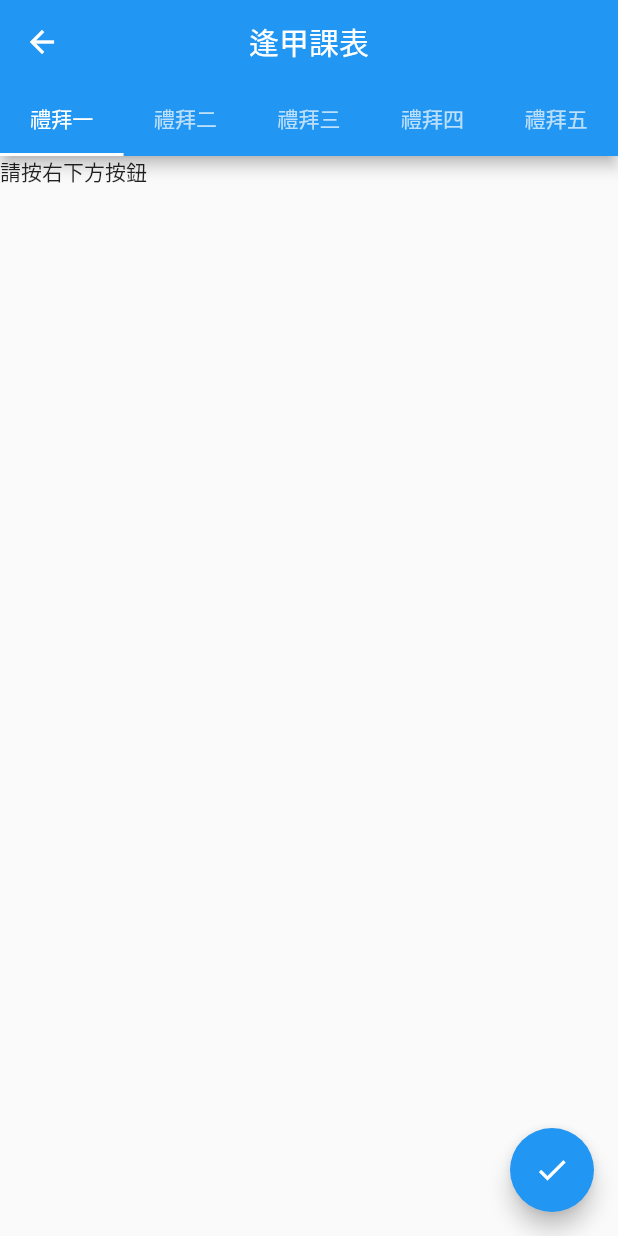
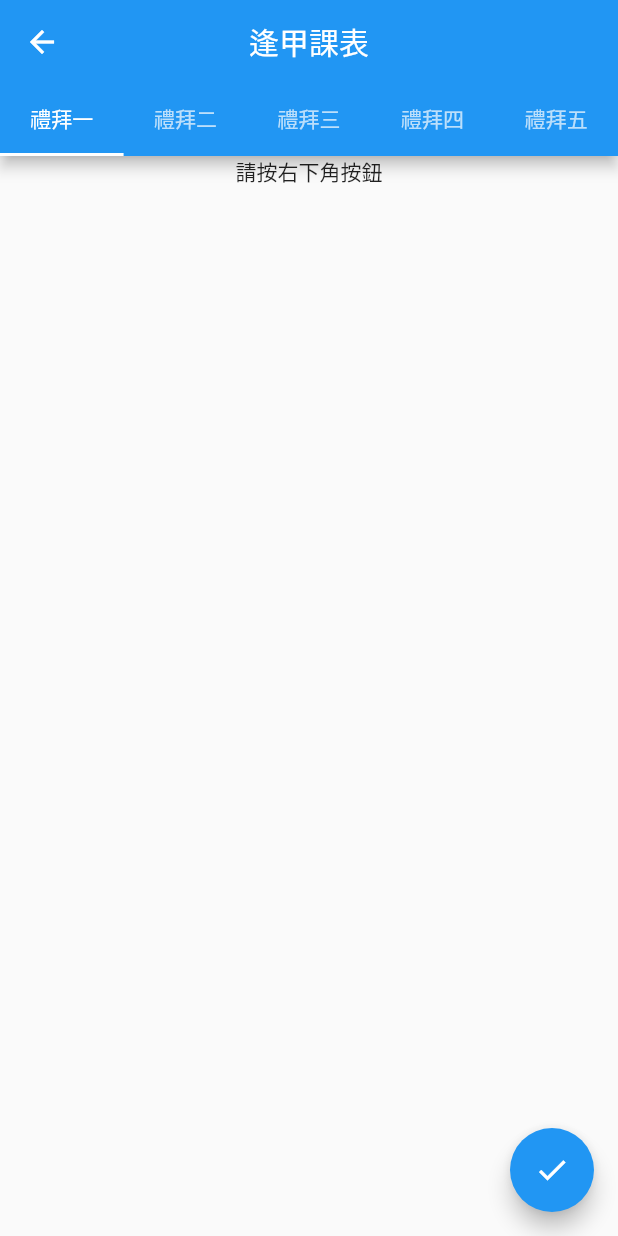
Before and after one commit to cookieopjax/fcu_table, a Flutter app: the HomePage screen opened directly, on a phone screen of 412 x 824 dp. Run offline on Flutter 3.47's test engine with Material 2 defaults, Android fonts, the phone set to English and light mode, and no system bars.

```diff
--- a/lib/main.dart
+++ b/lib/main.dart
@@ -24,7 +24,7 @@ class HomePage extends StatefulWidget {
 }
 
 class _HomePageState extends State<HomePage> {
-  List<String> temp = ['請按右下方按鈕', '', '','','','','','','',''];
+  List<String> week = ['請按右下角按鈕', '', '','','','','','','','','','','',''];
   Map<String, String> header = {
     'Content-type': 'application/json',
     'Accept': 'application/json',
@@ -42,8 +42,17 @@ class _HomePageState extends State<HomePage> {
 
     if (response.statusCode == 200) {
       print(response.runtimeType);
+      print(table['TimetableTw'].length);
+      int counter = 1;
       setState(() {
-        temp[0] = table['TimetableTw'][5]['SubName'];
+        for(int i=0;i<41;i++){
+          if(table['TimetableTw'][i]['SctWeek']==1){
+            if(table['TimetableTw'][i]['SctPeriod'] != table['TimetableTw'][i-1]['SctPeriod']) {
+              week[counter] = table['TimetableTw'][i]['SubName'];
+              counter++;
+            }
+          }
+        }
       });
       return response.body;
     }
@@ -71,7 +80,21 @@ class _HomePageState extends State<HomePage> {
         ),
         body: TabBarView(
           children: <Widget>[
-            Text(temp[0]),
+            Column(
+              children: <Widget>[
+                Text(week[0]),
+                Text(week[1]),
+                Text(week[2]),
+                Text(week[3]),
+                Text(week[4]),
+                Text(week[5]),
+                Text(week[6]),
+                Text(week[7]),
+                Text(week[8]),
+                Text(week[9]),
+                Text(week[10]),
+              ],
+            ),
             Text('2'),
             Text('3'),
             Text('4'),
```
